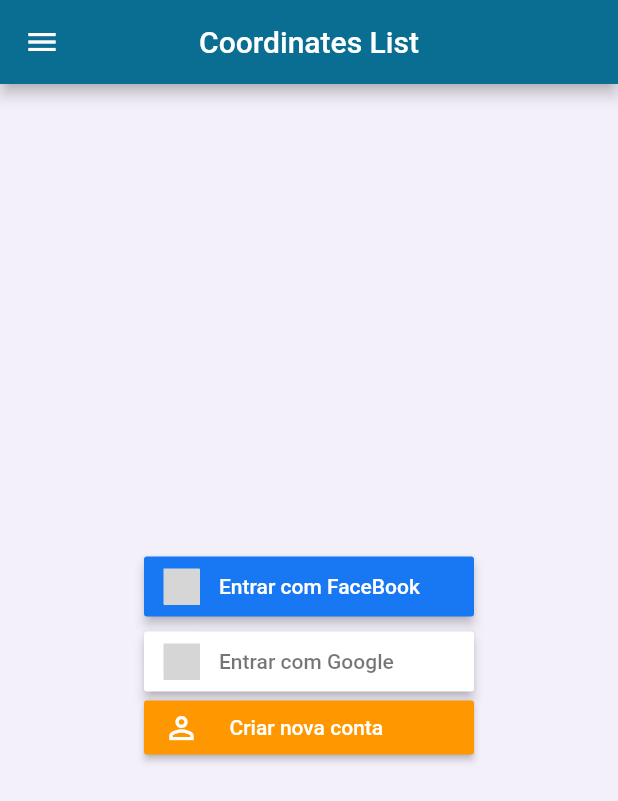
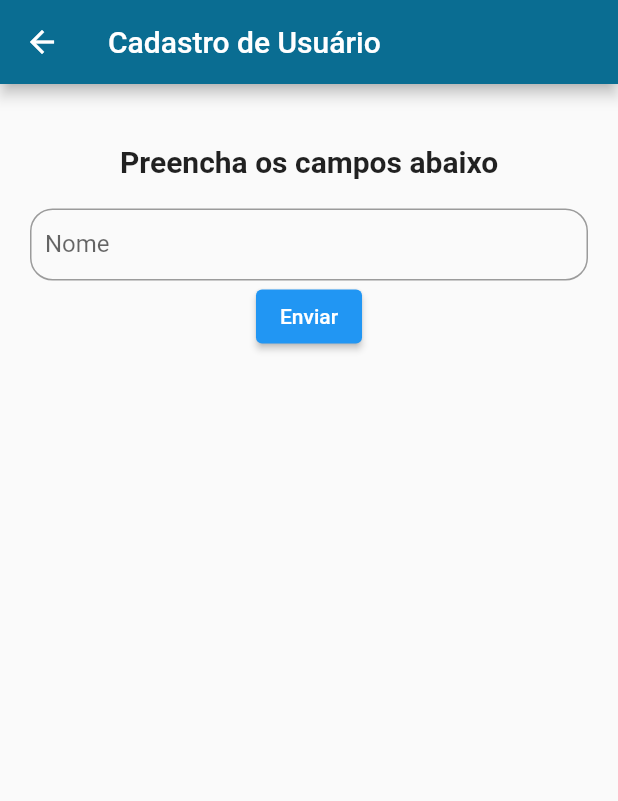
Before and after one commit to marcosfilipi/coordinates_list, a Flutter app: the screen it shows after launch, after a tap on "Criar nova conta", on a phone screen of 412 x 824 dp. Shown: the top 801 px of the screen. Run offline on Flutter 3.47's test engine with Material 2 defaults, Android fonts, the light colour scheme and no system bars; our stand-ins replace flutter_signin_button; grey boxes are pictures that could not be loaded.

Commit message:
adicao de formulario

```diff
--- /dev/null
+++ b/coordinates_list/lib/Pages/cadastro_usuario.dart
@@ -0,0 +1,72 @@
+// ignore_for_file: prefer_const_constructors
+
+import 'package:flutter/material.dart';
+
+class RegisterUserScreen extends StatefulWidget {
+  const RegisterUserScreen({Key? key}) : super(key: key);
+
+  @override
+  State<RegisterUserScreen> createState() => _RegisterUserScreenState();
+}
+
+class _RegisterUserScreenState extends State<RegisterUserScreen> {
+  final _formKey = GlobalKey<FormState>();
+
+  @override
+  Widget build(BuildContext context) {
+    return Scaffold(
+      appBar: AppBar(
+        backgroundColor: const Color(0xff0A6D92),
+        title: const Text('Cadastro de Usuário'),
+      ),
+      body: Padding(
+        padding: const EdgeInsets.all(20.0),
+        child: Column(
+          children: [
+            SizedBox(
+              height: 20,
+            ),
+            const Text(
+              "Preencha os campos abaixo",
+              style: TextStyle(
+                fontSize: 20,
+                fontWeight: FontWeight.bold,
+              ),
+            ),
+            SizedBox(height: 20),
+            Center(
+              child: Form(
+                key: _formKey,
+                child: TextFormField(
+                  decoration: InputDecoration(
+                    contentPadding: EdgeInsets.all(10),
+                    border: OutlineInputBorder(
+                        borderRadius: BorderRadius.circular(15)),
+                    labelText: 'Nome',
+                  ),
+                  validator: (value) {
+                    if (value == null || value.isEmpty) {
+                      return 'Preencha os campos ';
+                    }
+
+                    return null;
+                  },
+                ),
+              ),
+            ),
+            ElevatedButton(
+              onPressed: () {
+                if (_formKey.currentState!.validate()) {
+                  ScaffoldMessenger.of(context).showSnackBar(
+                    const SnackBar(content: Text('Processing Data')),
+                  );
+                }
+              },
+              child: Text("Enviar"),
+            )
+          ],
+        ),
+      ),
+    );
+  }
+}
--- a/coordinates_list/lib/Pages/login.dart
+++ b/coordinates_list/lib/Pages/login.dart
@@ -3,6 +3,8 @@
 import 'package:coordinates_list/Pages/pag01.dart';
 import 'package:flutter/material.dart';
 import 'package:flutter_signin_button/flutter_signin_button.dart';
+
+import 'cadastro_usuario.dart';
 
 class LoginPage extends StatelessWidget {
   const LoginPage({Key? key}) : super(key: key);
@@ -85,7 +87,11 @@
           SignInButtonBuilder(
             text: '  Criar nova conta ',
             icon: Icons.perm_identity_outlined,
-            onPressed: () {},
+            onPressed: () {
+              Navigator.of(context).push(MaterialPageRoute(builder: (c) {
+                return const RegisterUserScreen();
+              }));
+            },
             backgroundColor: Colors.orange,
           ),
         ],
--- a/coordinates_list/lib/main.dart
+++ b/coordinates_list/lib/main.dart
@@ -17,7 +17,7 @@
       theme: ThemeData(
         primarySwatch: Colors.blue,
       ),
-      home: HomePage(),
+      home: const HomePage(),
     );
   }
 }
```
Also changed, not shown: 3 other files.
